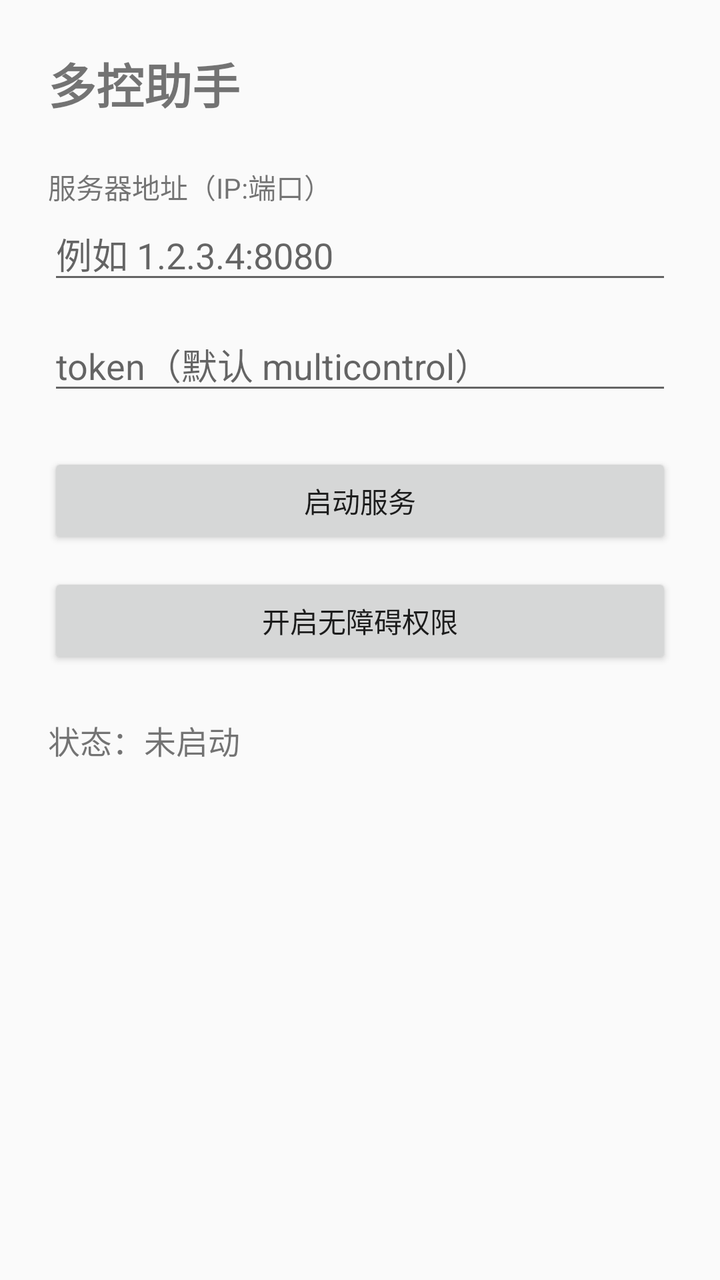
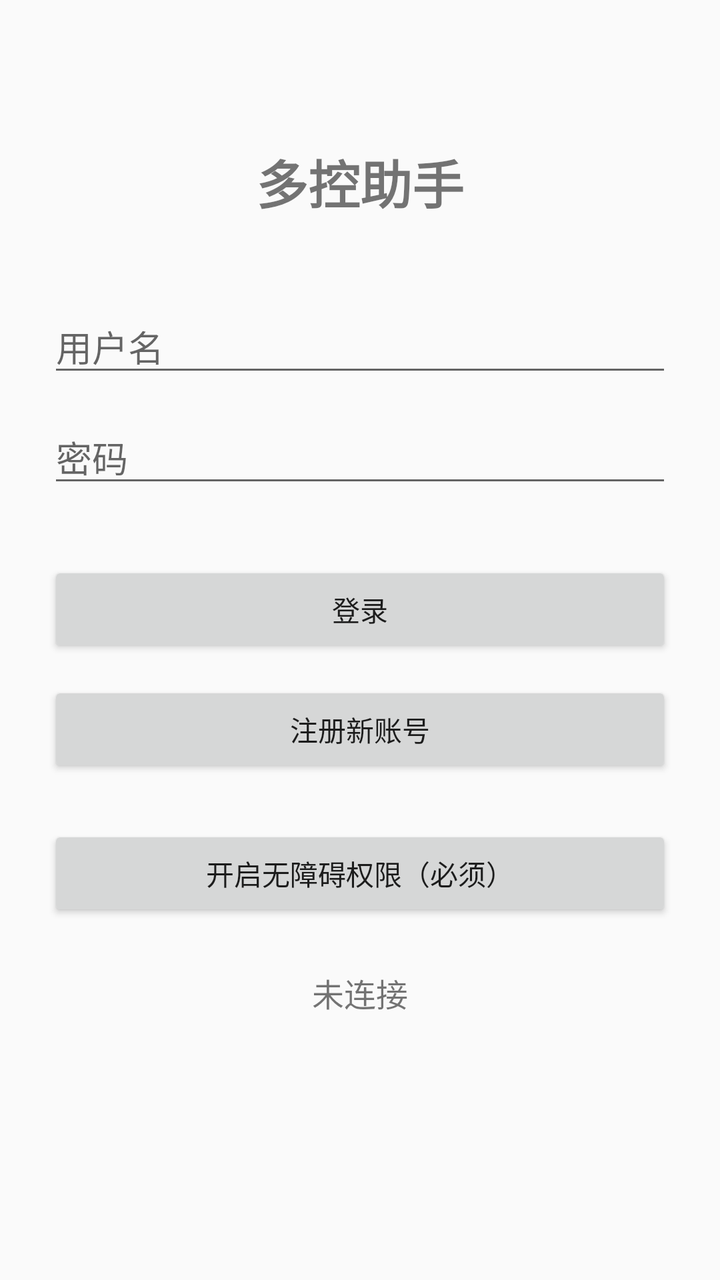

Screens rendered from an Android XML layout before and after an edit, with the pre-edit source and the edit as a unified diff.
<!-- AndroidManifest.xml: application theme Theme.AppCompat.Light -->
<!-- res/layout/activity_main.xml -->
<?xml version="1.0" encoding="utf-8"?>
<LinearLayout xmlns:android="http://schemas.android.com/apk/res/android"
    android:layout_width="match_parent"
    android:layout_height="match_parent"
    android:orientation="vertical"
    android:padding="24dp">

    <TextView
        android:layout_width="wrap_content"
        android:layout_height="wrap_content"
        android:text="多控助手"
        android:textSize="24sp"
        android:textStyle="bold"
        android:layout_marginBottom="24dp" />

    <TextView
        android:layout_width="wrap_content"
        android:layout_height="wrap_content"
        android:text="服务器地址（IP:端口）"
        android:textSize="14sp" />

    <EditText
        android:id="@+id/hostInput"
        android:layout_width="match_parent"
        android:layout_height="wrap_content"
        android:hint="例如 1.2.3.4:8080"
        android:inputType="text"
        android:layout_marginBottom="12dp" />

    <EditText
        android:id="@+id/tokenInput"
        android:layout_width="match_parent"
        android:layout_height="wrap_content"
        android:hint="token（默认 multicontrol）"
        android:inputType="text"
        android:layout_marginBottom="24dp" />

    <Button
        android:id="@+id/startButton"
        android:layout_width="match_parent"
        android:layout_height="wrap_content"
        android:text="启动服务"
        android:layout_marginBottom="12dp" />

    <Button
        android:id="@+id/accessibilityButton"
        android:layout_width="match_parent"
        android:layout_height="wrap_content"
        android:text="开启无障碍权限"
        android:layout_marginBottom="24dp" />

    <TextView
        android:id="@+id/statusText"
        android:layout_width="wrap_content"
        android:layout_height="wrap_content"
        android:text="状态：未启动"
        android:textSize="16sp" />
</LinearLayout>
<!-- resources referenced by this layout -->
<resources>

</resources>

<!-- the commit's change to res/layout/activity_main.xml (unified diff, before → after) -->
@@ -3,56 +3,59 @@
     android:layout_width="match_parent"
     android:layout_height="match_parent"
     android:orientation="vertical"
-    android:padding="24dp">
+    android:padding="24dp"
+    android:gravity="center_horizontal">
 
     <TextView
         android:layout_width="wrap_content"
         android:layout_height="wrap_content"
         android:text="多控助手"
-        android:textSize="24sp"
+        android:textSize="26sp"
         android:textStyle="bold"
-        android:layout_marginBottom="24dp" />
-
-    <TextView
-        android:layout_width="wrap_content"
-        android:layout_height="wrap_content"
-        android:text="服务器地址（IP:端口）"
-        android:textSize="14sp" />
+        android:layout_marginTop="48dp"
+        android:layout_marginBottom="40dp" />
 
     <EditText
-        android:id="@+id/hostInput"
+        android:id="@+id/usernameInput"
         android:layout_width="match_parent"
         android:layout_height="wrap_content"
-        android:hint="例如 1.2.3.4:8080"
+        android:hint="用户名"
         android:inputType="text"
         android:layout_marginBottom="12dp" />
 
     <EditText
-        android:id="@+id/tokenInput"
+        android:id="@+id/passwordInput"
         android:layout_width="match_parent"
         android:layout_height="wrap_content"
-        android:hint="token（默认 multicontrol）"
-        android:inputType="text"
-        android:layout_marginBottom="24dp" />
+        android:hint="密码"
+        android:inputType="textPassword"
+        android:layout_marginBottom="32dp" />
 
     <Button
-        android:id="@+id/startButton"
+        android:id="@+id/loginButton"
         android:layout_width="match_parent"
         android:layout_height="wrap_content"
-        android:text="启动服务"
+        android:text="登录"
         android:layout_marginBottom="12dp" />
+
+    <Button
+        android:id="@+id/registerButton"
+        android:layout_width="match_parent"
+        android:layout_height="wrap_content"
+        android:text="注册新账号"
+        android:layout_marginBottom="24dp" />
 
     <Button
         android:id="@+id/accessibilityButton"
         android:layout_width="match_parent"
         android:layout_height="wrap_content"
-        android:text="开启无障碍权限"
+        android:text="开启无障碍权限（必须）"
         android:layout_marginBottom="24dp" />
 
     <TextView
         android:id="@+id/statusText"
         android:layout_width="wrap_content"
         android:layout_height="wrap_content"
-        android:text="状态：未启动"
+        android:text="未连接"
         android:textSize="16sp" />
 </LinearLayout>
